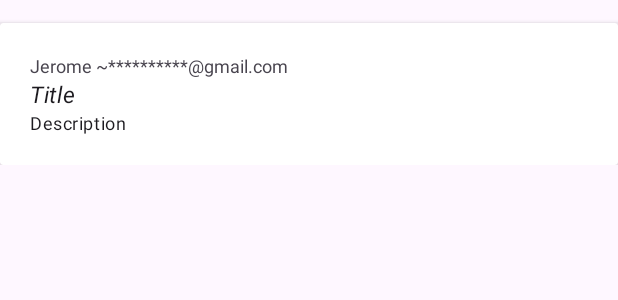
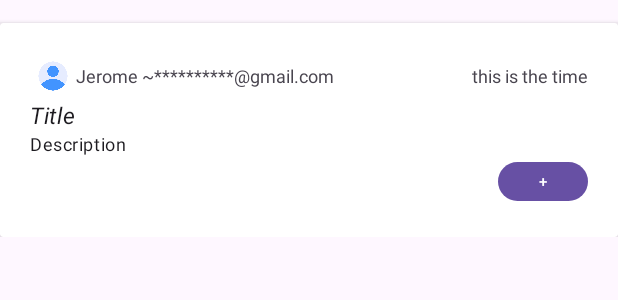
Before and after one commit to goldenshake/UniHealth, an Android app: the layout item_forum.xml on its own in the app's theme, with its tools: preview values and no code run, on a phone screen of 412 x 824 dp. Shown: the top 300 px of the screen. Run offline under Robolectric (Android 15) with nearby library versions, the phone set to English and light mode, and no system bars.

Commit message:
add reply feature to supports page

```diff
--- a/app/src/main/res/layout/activity_support.xml
+++ b/app/src/main/res/layout/activity_support.xml
@@ -15,10 +15,9 @@
         <androidx.appcompat.widget.Toolbar
             android:id="@+id/mainHomeAppBar"
             android:layout_width="match_parent"
-            android:layout_height="?attr/actionBarSize"
+            android:layout_height="wrap_content"
             android:background="?attr/colorPrimary"
             app:layout_scrollFlags="scroll|enterAlways"
-            app:popupTheme="@style/ThemeOverlay.AppCompat.Light"
             app:title="Forums"
             app:titleTextColor="@android:color/white" />
 
--- a/app/src/main/res/layout/item_forum.xml
+++ b/app/src/main/res/layout/item_forum.xml
@@ -1,5 +1,6 @@
 <?xml version="1.0" encoding="utf-8"?>
 <androidx.appcompat.widget.LinearLayoutCompat xmlns:android="http://schemas.android.com/apk/res/android"
+    xmlns:app="http://schemas.android.com/apk/res-auto"
     android:layout_width="match_parent"
     android:layout_height="wrap_content">
 
@@ -14,19 +15,42 @@
         <LinearLayout
             android:layout_width="match_parent"
             android:layout_height="match_parent"
-            android:padding="20sp"
             android:layout_gravity="center"
-            android:orientation="vertical">
+            android:orientation="vertical"
+            android:padding="20sp">
 
 
-            <TextView
-                android:id="@+id/usernameForum"
-                style="@style/TextAppearance.MaterialComponents.Headline3"
+
+            <LinearLayout
                 android:layout_width="match_parent"
                 android:layout_height="wrap_content"
-                android:textAlignment="textStart"
-                android:text="Jerome ~**********@gmail.com"
-                android:textSize="12sp" />
+                android:gravity="center_vertical"
+                android:orientation="horizontal">
+
+                <ImageView
+                    android:id="@+id/imageView3"
+                    android:layout_width="20dp"
+                    android:layout_height="20dp"
+                    android:layout_margin="5dp"
+                    app:srcCompat="@drawable/user" />
+
+                <TextView
+                    android:id="@+id/usernameForum"
+                    style="@style/TextAppearance.MaterialComponents.Headline3"
+                    android:layout_width="wrap_content"
+                    android:layout_height="wrap_content"
+                    android:text="Jerome ~**********@gmail.com"
+                    android:textSize="12sp" />
+
+                <TextView
+                    android:id="@+id/timeForum"
+                    style="@style/TextAppearance.MaterialComponents.Headline3"
+                    android:layout_width="match_parent"
+                    android:layout_height="wrap_content"
+                    android:gravity="end"
+                    android:text="this is the time"
+                    android:textSize="12sp" />
+            </LinearLayout>
 
             <TextView
                 android:id="@+id/titleForum"
@@ -45,6 +69,22 @@
                 android:text="Description"
                 android:textSize="12sp" />
 
+            <LinearLayout
+                android:layout_width="match_parent"
+                android:layout_height="wrap_content"
+                android:gravity="end"
+                android:orientation="horizontal">
+
+                <Button
+                    android:id="@+id/replyButton"
+                    android:layout_width="60dp"
+                    android:layout_height="34dp"
+                    android:text="+"
+                    android:textSize="10sp" />
+
+            </LinearLayout>
+
+
         </LinearLayout>
     </androidx.cardview.widget.CardView>
 </androidx.appcompat.widget.LinearLayoutCompat>
```
Also changed, not shown: app/src/main/java/com/example/unihealth/classes/Forum.kt (+17 -2 lines), app/src/main/java/com/example/unihealth/classes/ForumAdapter.kt (+60 -2 lines), app/src/main/java/com/example/unihealth/support.kt (+48 -23 lines), app/src/main/res/layout/popup.xml (+7 -0 lines), app/src/main/res/drawable/user.png (added).
